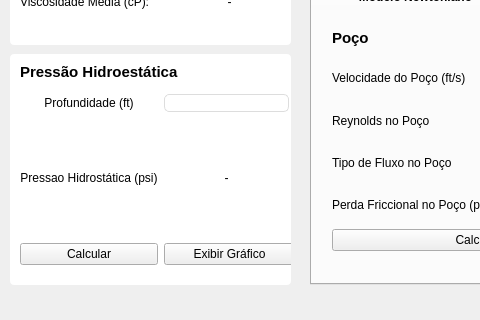
Qt form src-v2/CSimuladorReologico.ui (ldsc/ProjetoEngenharia-SoftwareEducacionalParaAnaliseESolucaoDeProblemasEmEngenhariaDePoco) before a commit; both pictures show x 0 to 480 and y 375 to 695 of the 1264 by 695 pixel window.
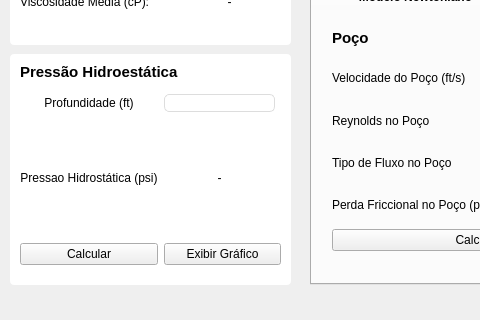
The same form after that commit. Icons and pictures are not drawn. Custom widgets are drawn as their Qt base class.

```diff
--- a/src-v2/CSimuladorReologico.ui
+++ b/src-v2/CSimuladorReologico.ui
@@ -520,7 +520,7 @@
       <rect>
        <x>10</x>
        <y>40</y>
-       <width>275</width>
+       <width>261</width>
        <height>171</height>
       </rect>
      </property>
```
Left out of the diff: 2 changed lines with no effect on the pictures.
